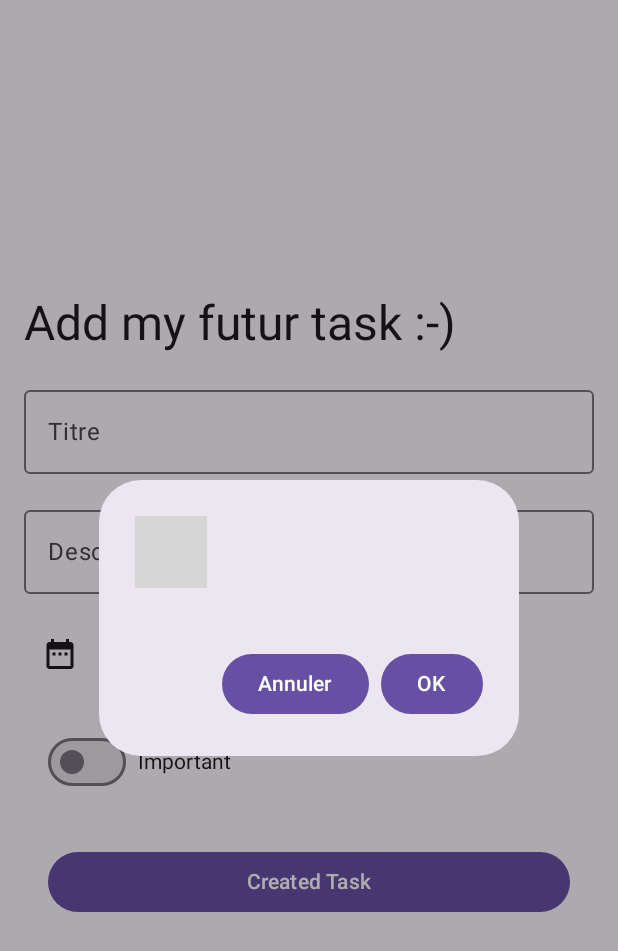
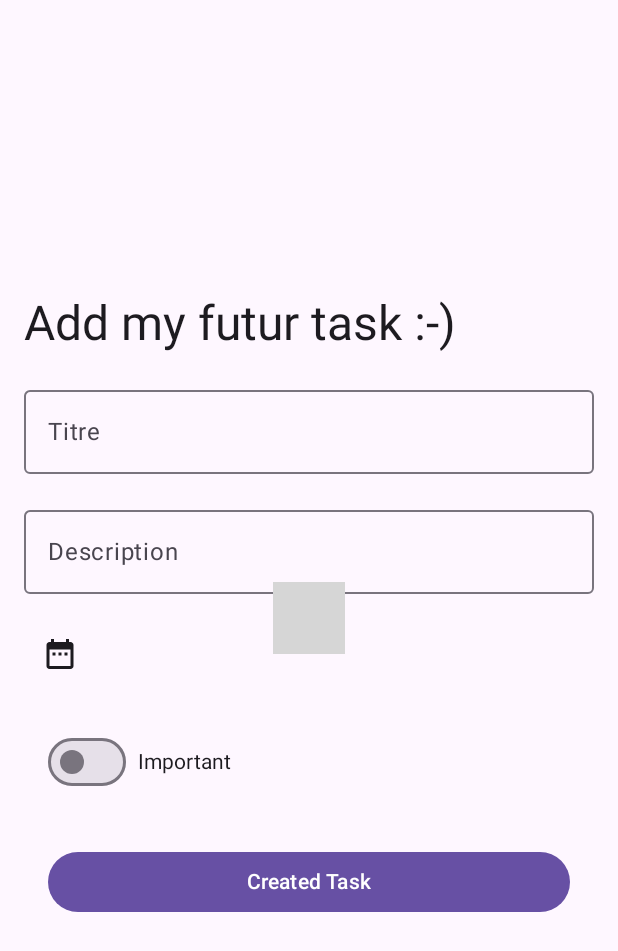
Before and after one commit to Sadako-amaryllis/mytasktd, an Android app built with Jetpack Compose: the AddTaskScreen screen opened through its navigation route, after a tap on "Calender", on a phone screen of 412 x 824 dp. Shown: the top 951 px of the screen. Run offline under Robolectric (Android 15) with nearby library versions, the phone set to English and light mode, and no system bars; libraries missing offline, so code that uses them is left out: com.afollestad.materialdialogs; 1 statement that could not run was skipped; grey boxes are pictures that could not be loaded.

Commit message:
Debug pop up

```diff
--- a/app/src/main/java/com/example/td_android/ui/AddTaskModel.kt
+++ b/app/src/main/java/com/example/td_android/ui/AddTaskModel.kt
@@ -1,10 +1,7 @@
 @file:OptIn(ExperimentalMaterial3Api::class)
 package com.example.td_android.ui
 
-import android.os.Build
 import android.util.Log
-import android.widget.CalendarView
-import androidx.annotation.RequiresApi
 import androidx.compose.foundation.layout.Box
 import androidx.compose.foundation.layout.Column
 import androidx.compose.foundation.layout.Row
@@ -14,7 +11,6 @@ import androidx.compose.foundation.layout.fillMaxWidth
 import androidx.compose.foundation.layout.height
 import androidx.compose.foundation.layout.padding
 import androidx.compose.material.icons.Icons
-import androidx.compose.material.icons.filled.AddCircle
 import androidx.compose.material.icons.filled.DateRange
 import androidx.compose.material3.AlertDialog
 import androidx.compose.material3.Button
@@ -37,7 +33,6 @@ import androidx.compose.ui.platform.LocalContext
 import com.afollestad.materialdialogs.MaterialDialog
 import com.afollestad.materialdialogs.datetime.dateTimePicker
 import java.text.SimpleDateFormat
-import java.util.Calendar
 import java.util.Date
 import java.util.Locale
 
@@ -127,7 +122,7 @@ fun TaskForm(
             Box(
                 modifier = Modifier
                     .fillMaxWidth()
-                    .height(56.dp) // Hauteur de la ligne du bouton
+                    .height(56.dp)
             ) {
                 IconButton(
                     onClick = { openDialog.value = true },
@@ -164,36 +159,16 @@ fun TaskForm(
         }
 
         if (openDialog.value) {
-            AlertDialog(
-                onDismissRequest = { openDialog.value = false },
-                title = {
             MaterialDialog(context).show {
                 dateTimePicker(requireFutureDateTime = true) { _, dateTime ->
-                            val selectedDateTime = SimpleDateFormat("dd/MM/yyyy HH:mm", Locale.getDefault()).format(dateTime)
+                    val selectedDateTime =
+                        SimpleDateFormat("dd/MM/yyyy HH:mm", Locale.getDefault()).format(dateTime)
                     Log.d("SelectedDateTime", selectedDateTime)
 
                     addTaskModel.setDeadline(selectedDateTime)
                     openDialog.value = false
                 }
             }
-                },
-                confirmButton = {
-                    Button(onClick = {
-                        openDialog.value = false
-                    }) {
-                        Text("OK")
-                    }
-                },
-                dismissButton = {
-                    Button(onClick = {
-                        openDialog.value = false
-                        selectedDate.value = null
-                    }) {
-                        Text("Annuler")
-                    }
-                },
-                text = {}
-            )
         }
 
     }
```
Lines whose indentation alone changed are shown as unchanged.
